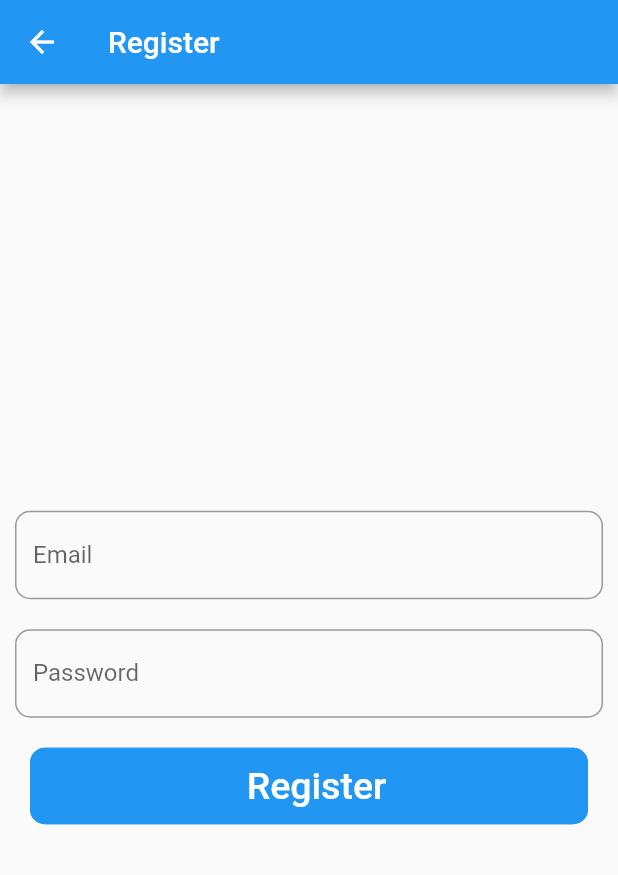
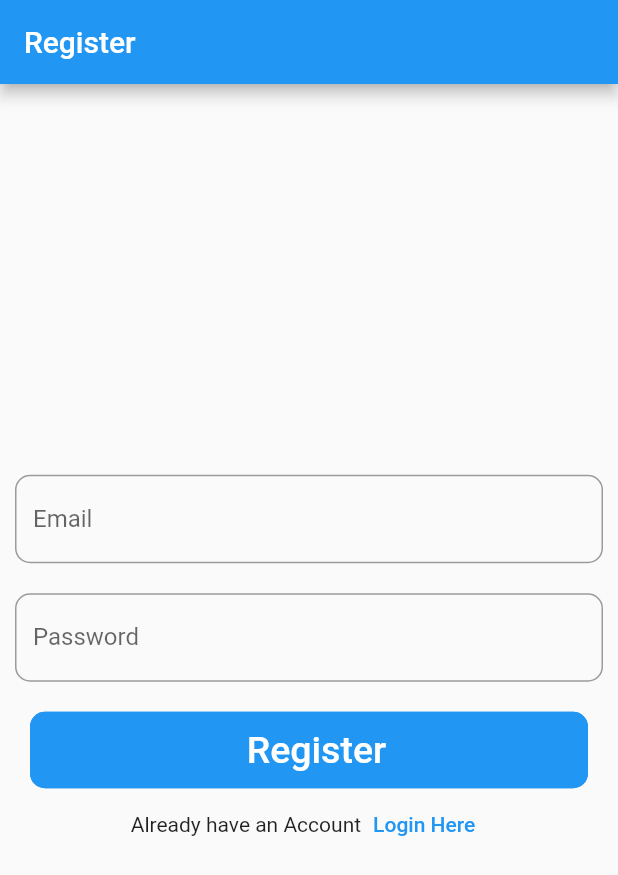
Before and after one commit to CHVrolledout/mynotes-flutter-application, a Flutter app: the RegisterView screen opened directly, on a phone screen of 412 x 824 dp. Shown: the top 875 px of the screen. Run offline on Flutter 3.47's test engine with Material 2 defaults, Android fonts, the phone set to English and light mode, and no system bars; our stand-ins replace firebase_auth, firebase_core; accounts and stored records are empty.

Commit message:
Second Commit

```diff
--- a/lib/views/register_view.dart
+++ b/lib/views/register_view.dart
@@ -1,4 +1,4 @@
-// ignore_for_file: avoid_print
+// ignore_for_file: avoid_print, unused_import
 
 import 'package:firebase_auth/firebase_auth.dart';
 import 'package:firebase_core/firebase_core.dart';
@@ -35,15 +35,9 @@ class _RegisterViewState extends State<RegisterView> {
   Widget build(BuildContext context) {
     return Scaffold(
       appBar: AppBar(
-          title: const Text("Register"),
+        title: Text("Register"),
       ),
-        body: FutureBuilder(
-          future: Firebase.initializeApp(
-              options: DefaultFirebaseOptions.currentPlatform),
-          builder: (context, snapshot) {
-            switch (snapshot.connectionState) {
-              case ConnectionState.done:
-                return SafeArea(
+      body: SafeArea(
         child: Center(
             child: Column(
           mainAxisAlignment: MainAxisAlignment.center,
@@ -57,15 +51,12 @@ class _RegisterViewState extends State<RegisterView> {
                 keyboardType: TextInputType.emailAddress,
                 decoration: const InputDecoration(
                   focusedBorder: OutlineInputBorder(
-                              borderRadius:
-                                  BorderRadius.all(Radius.circular(10)),
+                    borderRadius: BorderRadius.all(Radius.circular(10)),
                     borderSide: BorderSide(
-                                  width: 2,
-                                  color: Color.fromARGB(255, 255, 132, 0)),
+                        width: 2, color: Color.fromARGB(255, 255, 132, 0)),
                   ),
                   border: OutlineInputBorder(
-                                borderRadius:
-                                    BorderRadius.all(Radius.circular(10)),
+                      borderRadius: BorderRadius.all(Radius.circular(10)),
                       borderSide: BorderSide(
                         width: 1,
                       )),
@@ -81,15 +72,12 @@ class _RegisterViewState extends State<RegisterView> {
                 autocorrect: false,
                 decoration: const InputDecoration(
                   focusedBorder: OutlineInputBorder(
-                              borderRadius:
-                                  BorderRadius.all(Radius.circular(10)),
+                    borderRadius: BorderRadius.all(Radius.circular(10)),
                     borderSide: BorderSide(
-                                  width: 2,
-                                  color: Color.fromARGB(255, 255, 132, 0)),
+                        width: 2, color: Color.fromARGB(255, 255, 132, 0)),
                   ),
                   border: OutlineInputBorder(
-                                borderRadius:
-                                    BorderRadius.all(Radius.circular(10)),
+                      borderRadius: BorderRadius.all(Radius.circular(10)),
                       borderSide: BorderSide(
                         width: 1,
                       )),
@@ -101,8 +89,7 @@ class _RegisterViewState extends State<RegisterView> {
               padding: const EdgeInsets.fromLTRB(20, 10, 20, 0),
               child: TextButton(
                 style: ButtonStyle(
-                            shape: MaterialStateProperty.all<
-                                    RoundedRectangleBorder>(
+                  shape: MaterialStateProperty.all<RoundedRectangleBorder>(
                       RoundedRectangleBorder(
                           borderRadius: BorderRadius.circular(10.0),
                           side: const BorderSide(color: Colors.blue))),
@@ -122,7 +109,7 @@ class _RegisterViewState extends State<RegisterView> {
                       print("Weak Password");
                     } else if (e.code == 'invalid-email') {
                       print("Try Using a valid Email");
-                              } else if(e.code == 'email-already-in-use') {
+                    } else if (e.code == 'email-already-in-use') {
                       print("I guess you already have a account");
                     }
                   }
@@ -134,21 +121,29 @@ class _RegisterViewState extends State<RegisterView> {
                     children: const [
                       Text(
                         "Register",
-                                  style: TextStyle(
-                                      color: Colors.white, fontSize: 25),
+                        style: TextStyle(color: Colors.white, fontSize: 25),
                       ),
                     ],
                   ),
                 ),
               ),
             ),
+            Row(
+              mainAxisAlignment: MainAxisAlignment.center,
+              children: [
+                Text("Already have an Account"),
+                TextButton(
+                  onPressed: () {
+                    Navigator.of(context)
+                        .pushNamedAndRemoveUntil('/login/', (route) => false);
+                  },
+                  child: Text("Login Here"),
+                ),
+              ],
+            ),
           ],
         )),
+      ),
     );
-              default:
-                return const Text("Loading ...");
-            }
-          },
-        ));
   }
 }
```
Also changed, not shown: lib/main.dart (+21 -10 lines), lib/views/email_verify_view.dart (added, +35 -0 lines), lib/views/login_view.dart (+25 -33 lines). Lines whose indentation alone changed are shown as unchanged.
